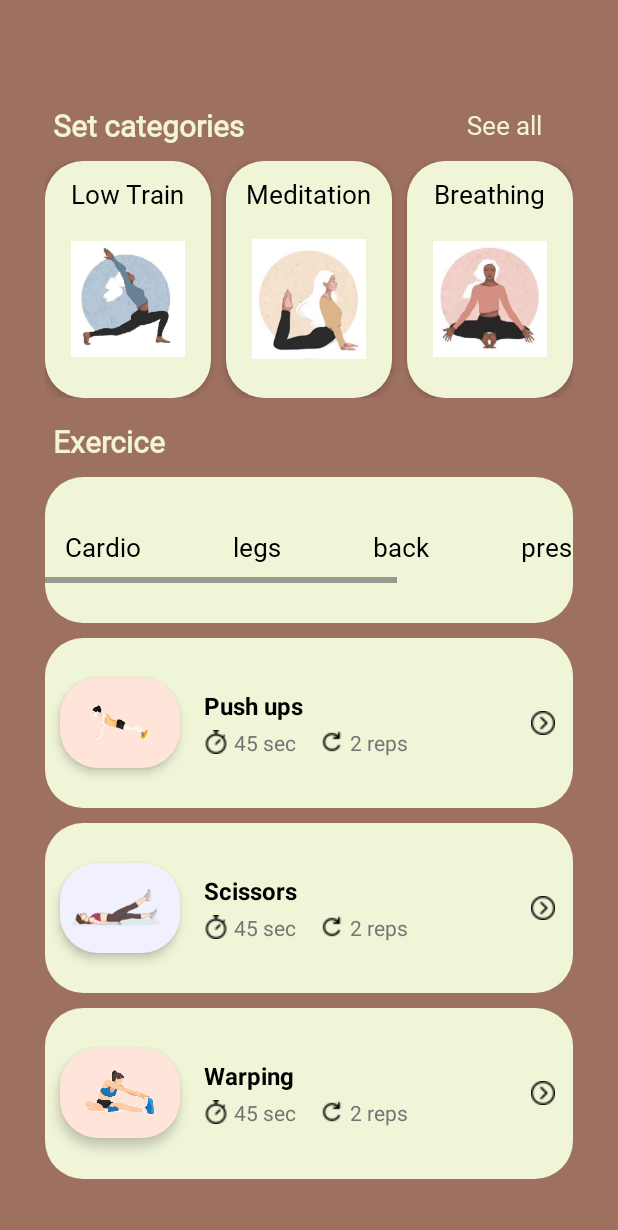
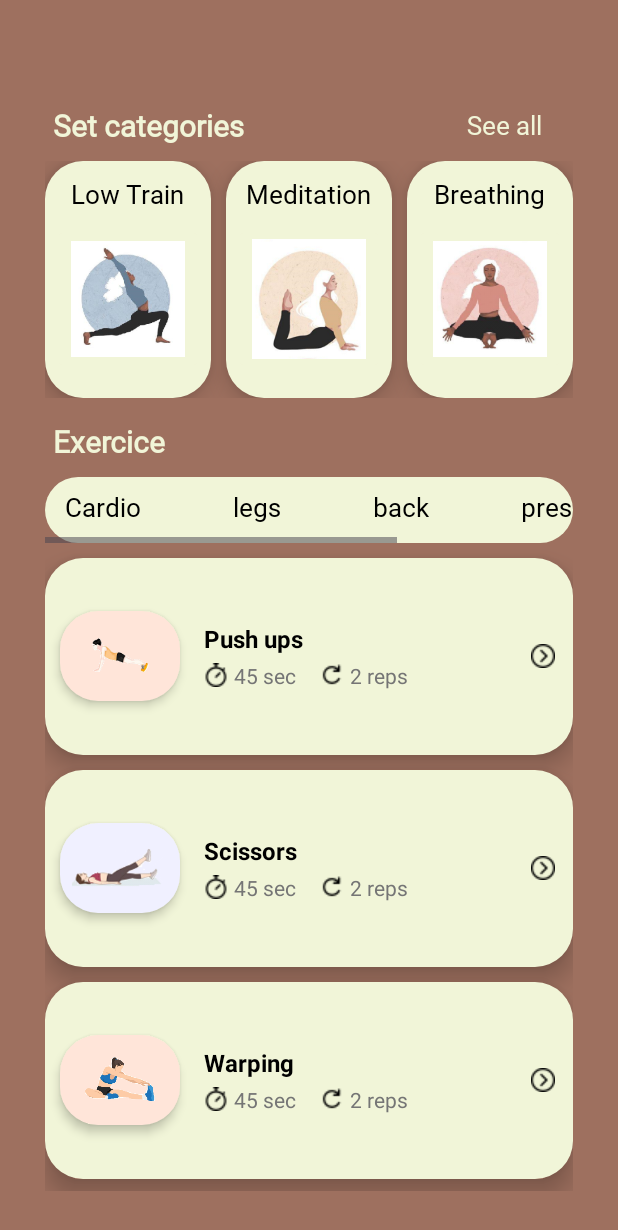
Before and after one commit to Farah-khtb1-cs/TEA-Meditation-App-Frontend, an Android app: the yoga1 screen opened directly, with no data from a screen before it, on a phone screen of 412 x 824 dp. Shown: the top 1230 px of the screen. Run offline under Robolectric (Android 15) with nearby library versions, the phone set to English and light mode, and no system bars; Roboto replaces fonts that are not available here.

Commit message:
new commit from farah 27/1/2025 1:20m

```diff
--- a/app/src/main/java/lb/edu/ul/tea/yoga1.java
+++ b/app/src/main/java/lb/edu/ul/tea/yoga1.java
@@ -42,12 +42,6 @@ public class yoga1 extends AppCompatActivity {
             textView.setOnClickListener(v -> setSelection(textView));
         }
 
-        // Handle TableRow click
-        TableRow R1 = findViewById(R.id.row1);
-        R1.setOnClickListener(v -> {
-            Intent intent = new Intent(yoga1.this, yoga_ex.class);
-            startActivity(intent);
-        });
     }
 
     private void setSelection(TextView selectedTextView) {
--- a/app/src/main/res/layout/activity_yoga1.xml
+++ b/app/src/main/res/layout/activity_yoga1.xml
@@ -42,7 +42,7 @@
         android:layout_marginTop="10dp"
         >
         <LinearLayout
-            android:elevation="4dp"
+            android:elevation="10dp"
             android:layout_width="0dp"
             android:layout_height="wrap_content"
             android:layout_weight="1"
@@ -76,7 +76,7 @@
 
         <LinearLayout
             android:layout_width="0dp"
-            android:elevation="4dp"
+            android:elevation="10dp"
             android:layout_height="wrap_content"
             android:layout_weight="1"
             android:orientation="vertical"
@@ -106,7 +106,7 @@
         </LinearLayout>
 
         <LinearLayout
-            android:elevation="4dp"
+            android:elevation="10dp"
             android:layout_width="0dp"
             android:layout_height="wrap_content"
             android:layout_weight="1"
@@ -153,10 +153,10 @@
     <TableRow
         android:layout_width="0dp"
         android:layout_marginTop="10dp"
-        android:gravity="center"
+        android:gravity="end"
         android:backgroundTint="@color/babygreen"
         android:background="@drawable/rounded_corners"
-        android:layout_weight="1">
+        >
         <HorizontalScrollView
             android:layout_width="0dp"
             android:layout_weight="1"
@@ -169,6 +169,7 @@
                 android:layout_height="wrap_content"
                 android:orientation="horizontal"
                 android:paddingLeft="5dp"
+                android:elevation="15dp"
                 >
 
                 <TextView
@@ -235,6 +236,7 @@
         android:layout_weight="1"
         android:layout_height="wrap_content"
         android:gravity="center"
+        android:elevation="10dp"
         android:backgroundTint="@color/babygreen"
         android:background="@drawable/rounded_corners"
         >
@@ -305,6 +307,7 @@
         android:layout_weight="1"
         android:layout_height="wrap_content"
         android:gravity="center"
+        android:elevation="10dp"
         android:onClick="exerciceHandler"
         android:backgroundTint="@color/babygreen"
         android:background="@drawable/rounded_corners">
@@ -375,6 +378,7 @@
         android:layout_marginTop="10dp"
         android:layout_width="0dp"
         android:layout_weight="1"
+        android:elevation="10dp"
         android:layout_height="wrap_content"
         android:layout_marginBottom="8dp"
         android:backgroundTint="@color/babygreen"
--- /dev/null
+++ b/app/src/main/res/values/exercise_video.xml
@@ -0,0 +1,2 @@
+<?xml version="1.0" encoding="utf-8"?>
+<resources></resources>
--- a/gradle.properties
+++ b/gradle.properties
@@ -19,3 +19,4 @@ android.useAndroidX=true
 # resources declared in the library itself and none from the library's dependencies,
 # thereby reducing the size of the R class for that library
 android.nonTransitiveRClass=true
+org.gradle.configuration-cache=true
```
Also changed, not shown: app/src/main/res/layout/activity_yoga_ex.xml (+5 -4 lines).
